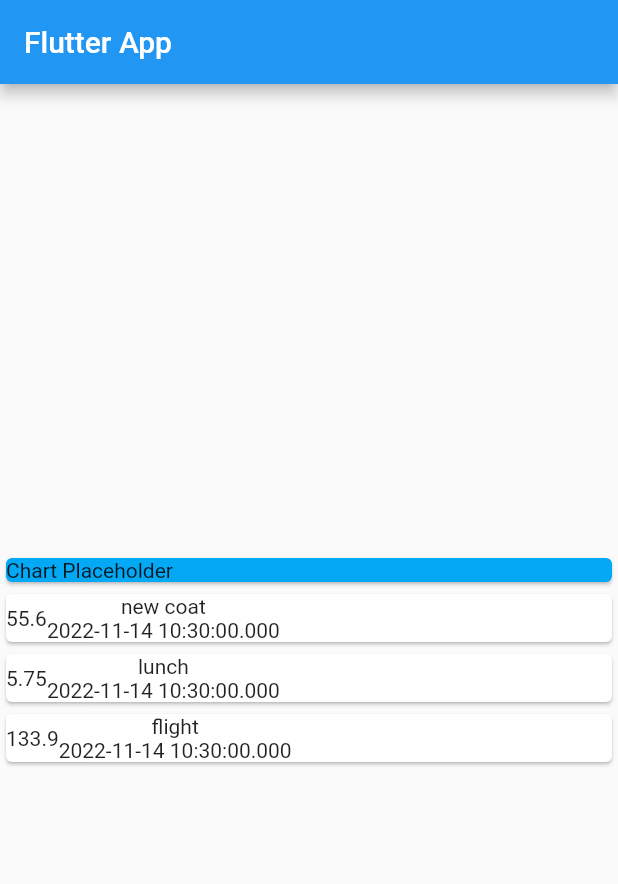
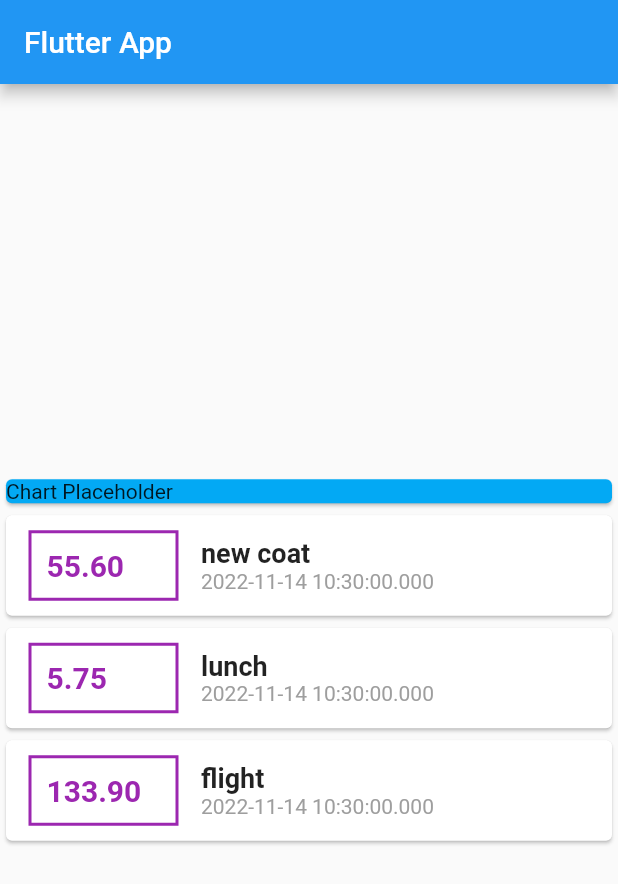
Before and after one commit to carlstep/max_expense_app_3, a Flutter app: the screen it shows after launch, on a phone screen of 412 x 824 dp. Shown: the top 884 px of the screen. Run offline on Flutter 3.47's test engine with Material 2 defaults, Android fonts, the phone set to English and light mode, and no system bars.

Commit message:
containers, columns, rows

```diff
--- a/lib/main.dart
+++ b/lib/main.dart
@@ -42,7 +42,7 @@ class MyHomePage extends StatelessWidget {
   Widget build(BuildContext context) {
     return Scaffold(
       appBar: AppBar(
-        title: Text('Flutter App'),
+        title: const Text('Flutter App'),
       ),
       body: Column(
         mainAxisAlignment: MainAxisAlignment.center,
@@ -50,7 +50,7 @@ class MyHomePage extends StatelessWidget {
         children: [
           Container(
             width: double.infinity,
-            child: Card(
+            child: const Card(
               color: Colors.lightBlue,
               child: Text('Chart Placeholder'),
             ),
@@ -61,14 +61,42 @@ class MyHomePage extends StatelessWidget {
                   child: Row(
                 children: [
                   Container(
+                    width: 100,
+                    margin: const EdgeInsets.symmetric(
+                      vertical: 10,
+                      horizontal: 15,
+                    ),
+                    decoration: BoxDecoration(
+                      border: Border.all(
+                        width: 2,
+                        color: Colors.purple,
+                      ),
+                    ),
+                    padding: const EdgeInsets.all(10),
                     child: Text(
-                      tx.amount.toString(),
+                      (tx.amount.toStringAsFixed(2)),
+                      style: const TextStyle(
+                          color: Colors.purple,
+                          fontWeight: FontWeight.bold,
+                          fontSize: 20),
                     ),
                   ),
                   Column(
+                    crossAxisAlignment: CrossAxisAlignment.start,
                     children: [
-                      Text(tx.title),
-                      Text(tx.txDate.toString()),
+                      Text(
+                        tx.title,
+                        style: const TextStyle(
+                          fontWeight: FontWeight.bold,
+                          fontSize: 18,
+                        ),
+                      ),
+                      Text(
+                        tx.txDate.toString(),
+                        style: const TextStyle(
+                          color: Colors.grey,
+                        ),
+                      ),
                     ],
                   )
                 ],
```
Also changed, not shown: 1 other file.
